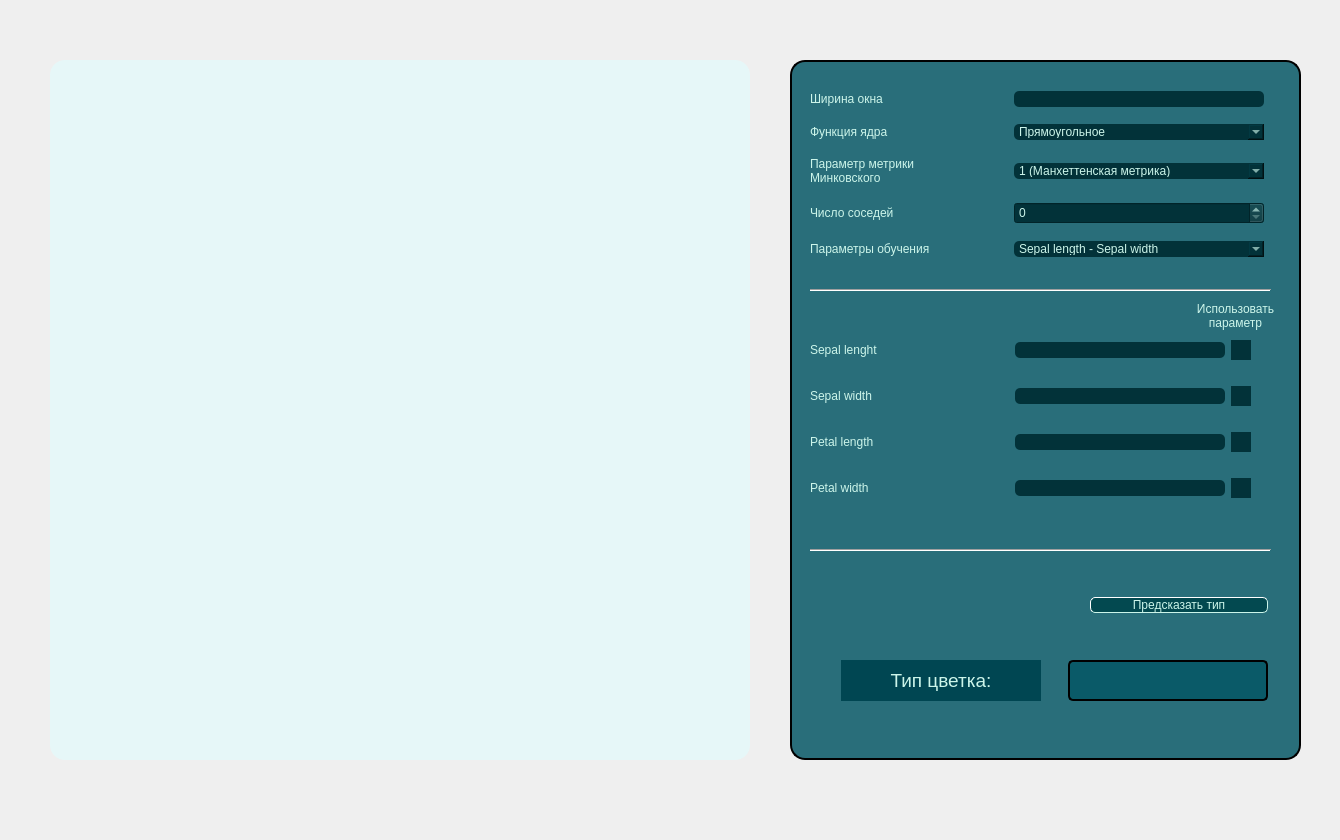
Above: mainwindow.ui from EL96cpp/KnnVisualiser before the change. Below: the same form after it.
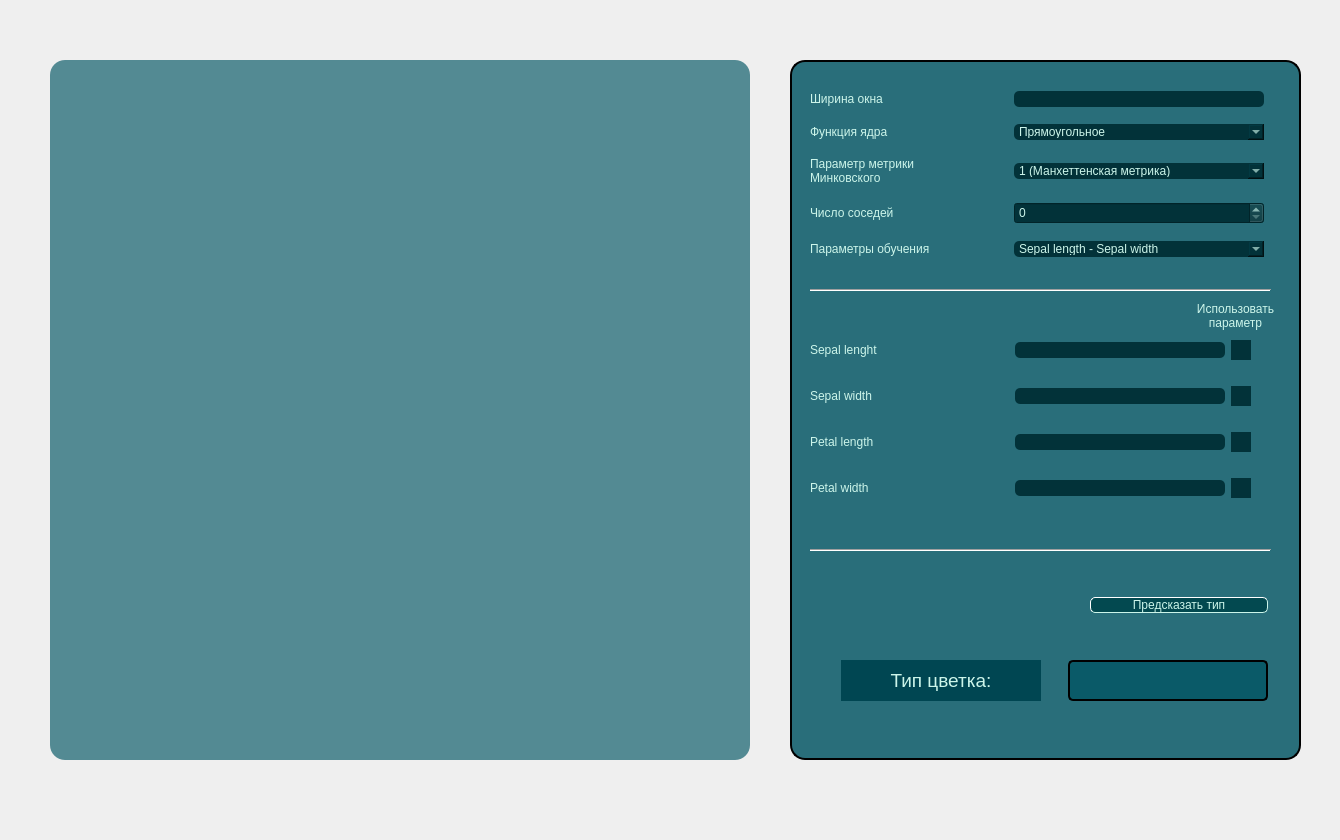
That is the form after the change. Icons and pictures are not drawn.

Commit message: In Plot class removed main_rect's border, by setting setPen(Qt::NoPen)

The edit to the form file:
```diff
--- a/mainwindow.ui
+++ b/mainwindow.ui
@@ -1026,7 +1026,7 @@
      </size>
     </property>
     <property name="styleSheet">
-     <string notr="true">background-color: rgba(224, 253, 255, 150);
+     <string notr="true">background-color: rgba(5, 87, 101, 170);
 border-radius: 15px;</string>
     </property>
    </widget>
```
The commit also changes 1 other file.
